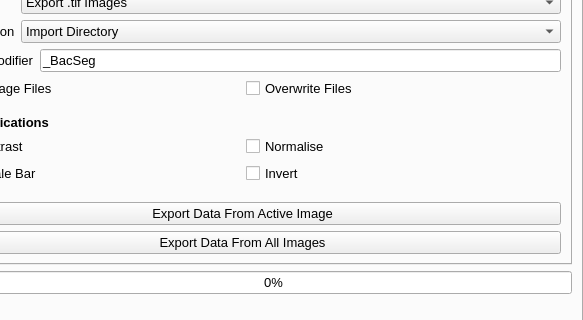
Before: the Qt Designer form src/napari_bacseg/bacseg_ui.ui in piedrro/napari-bacseg, drawn with Qt 5; both pictures show x 98 to 681 and y 110 to 430 of the 681 by 1133 pixel window.
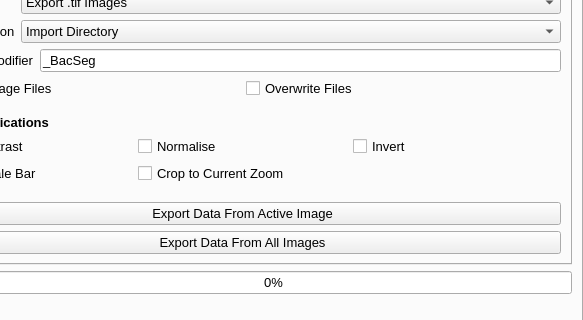
After: the same form once the commit is applied. The open tabs and pages were chosen to show the change.

Commit message: Added cropzoom to export options

```diff
--- a/src/napari_bacseg/bacseg_ui.ui
+++ b/src/napari_bacseg/bacseg_ui.ui
@@ -4334,13 +4334,20 @@
             </property>
            </widget>
           </item>
-          <item row="2" column="1">
+          <item row="1" column="2">
            <widget class="QCheckBox" name="export_invert">
             <property name="text">
              <string>Invert </string>
             </property>
            </widget>
           </item>
+          <item row="2" column="1">
+           <widget class="QCheckBox" name="export_crop_zoom">
+            <property name="text">
+             <string>Crop to Current Zoom</string>
+            </property>
+           </widget>
+          </item>
          </layout>
         </item>
         <item>
```
The commit also changes 3 other files.
